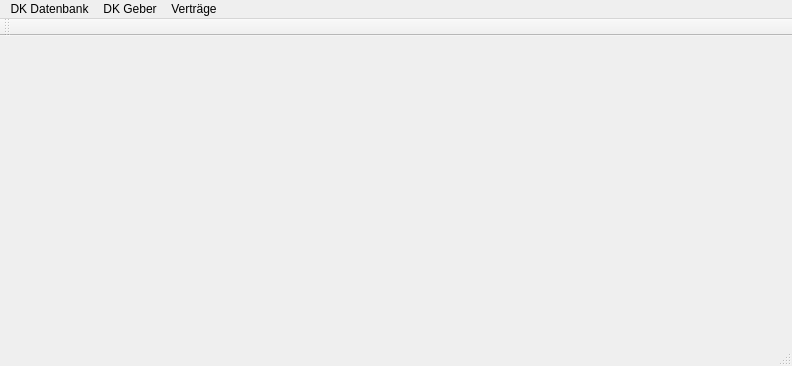
Before: the Qt Designer form mainwindow.ui in Schachigel/DKV2, drawn with Qt 5.
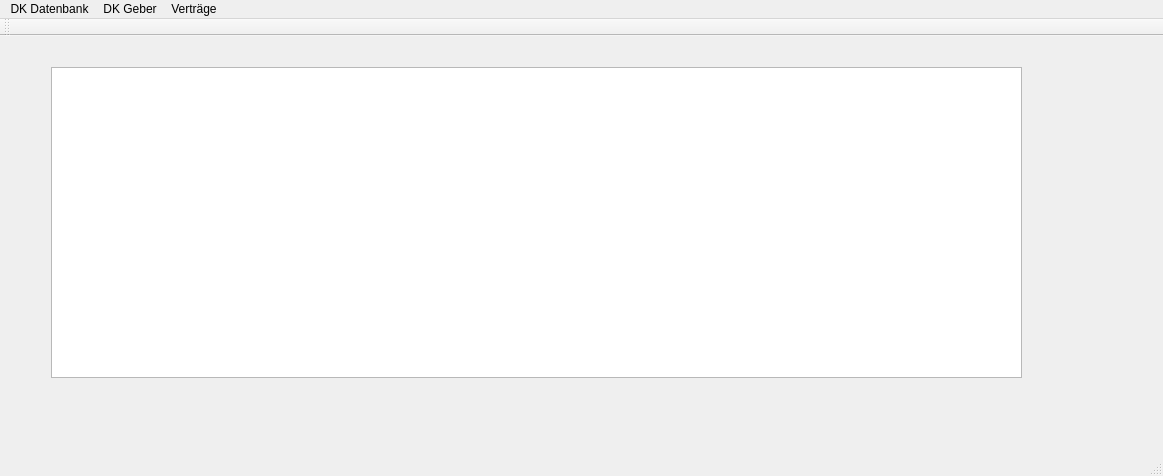
After: the same form once the commit is applied.

Commit message: create sample data and display DKGeber Table

Patch:
```diff
--- a/mainwindow.ui
+++ b/mainwindow.ui
@@ -6,20 +6,53 @@
    <rect>
     <x>0</x>
     <y>0</y>
-    <width>792</width>
-    <height>366</height>
+    <width>1163</width>
+    <height>476</height>
    </rect>
   </property>
   <property name="windowTitle">
    <string>MainWindow</string>
   </property>
-  <widget class="QWidget" name="centralWidget"/>
+  <widget class="QWidget" name="centralWidget">
+   <widget class="QWidget" name="verticalLayoutWidget">
+    <property name="geometry">
+     <rect>
+      <x>10</x>
+      <y>10</y>
+      <width>1121</width>
+      <height>371</height>
+     </rect>
+    </property>
+    <layout class="QVBoxLayout" name="cwLayout">
+     <item>
+      <widget class="QStackedWidget" name="stackedWidget">
+       <property name="currentIndex">
+        <number>1</number>
+       </property>
+       <widget class="QWidget" name="EmptyPage"/>
+       <widget class="QWidget" name="PersonsListPage">
+        <widget class="QTableView" name="PersonsTable">
+         <property name="geometry">
+          <rect>
+           <x>30</x>
+           <y>10</y>
+           <width>971</width>
+           <height>311</height>
+          </rect>
+         </property>
+        </widget>
+       </widget>
+      </widget>
+     </item>
+    </layout>
+   </widget>
+  </widget>
   <widget class="QMenuBar" name="menuBar">
    <property name="geometry">
     <rect>
      <x>0</x>
      <y>0</y>
-     <width>792</width>
+     <width>1163</width>
      <height>26</height>
     </rect>
    </property>
@@ -45,9 +78,19 @@
     </property>
     <addaction name="actionListe_der_Vertr_ge_anzeigen"/>
    </widget>
+   <widget class="QMenu" name="menuDebug">
+    <property name="enabled">
+     <bool>true</bool>
+    </property>
+    <property name="title">
+     <string/>
+    </property>
+    <addaction name="actioncreateSampleData"/>
+   </widget>
    <addaction name="menuDatenbank"/>
    <addaction name="menuDK_Geber"/>
    <addaction name="menuVertr_ge"/>
+   <addaction name="menuDebug"/>
   </widget>
   <widget class="QToolBar" name="mainToolBar">
    <attribute name="toolBarArea">
```
Left out of the diff: 8 changed lines with no effect on the pictures. The commit also changes 3 other files.
